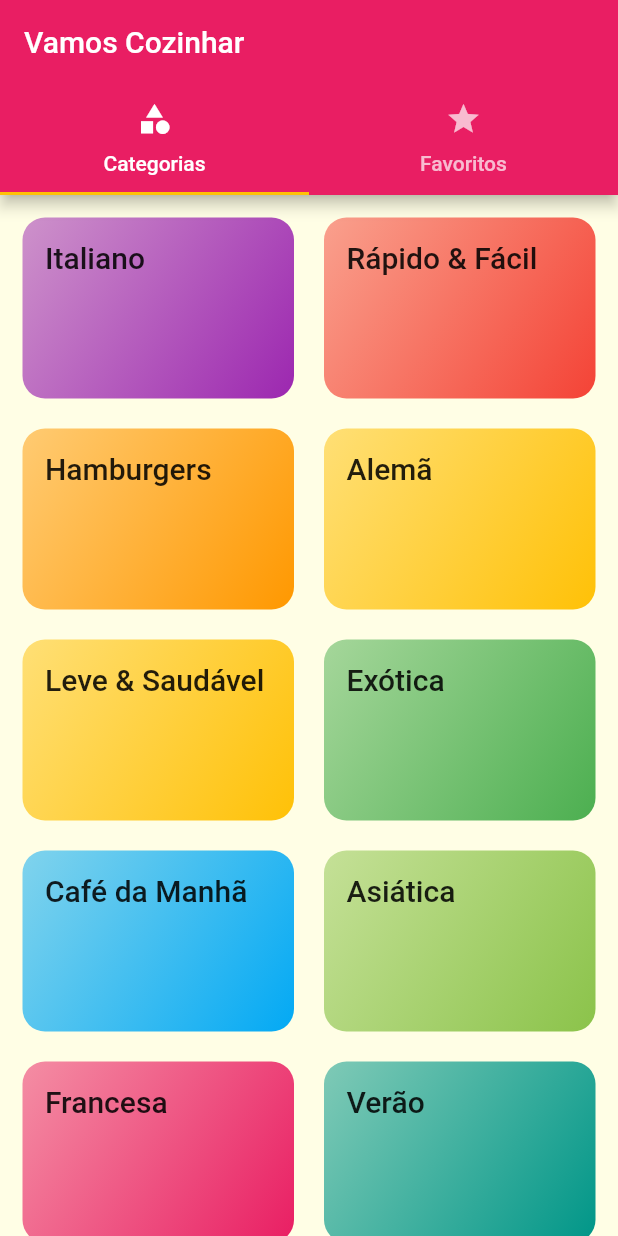
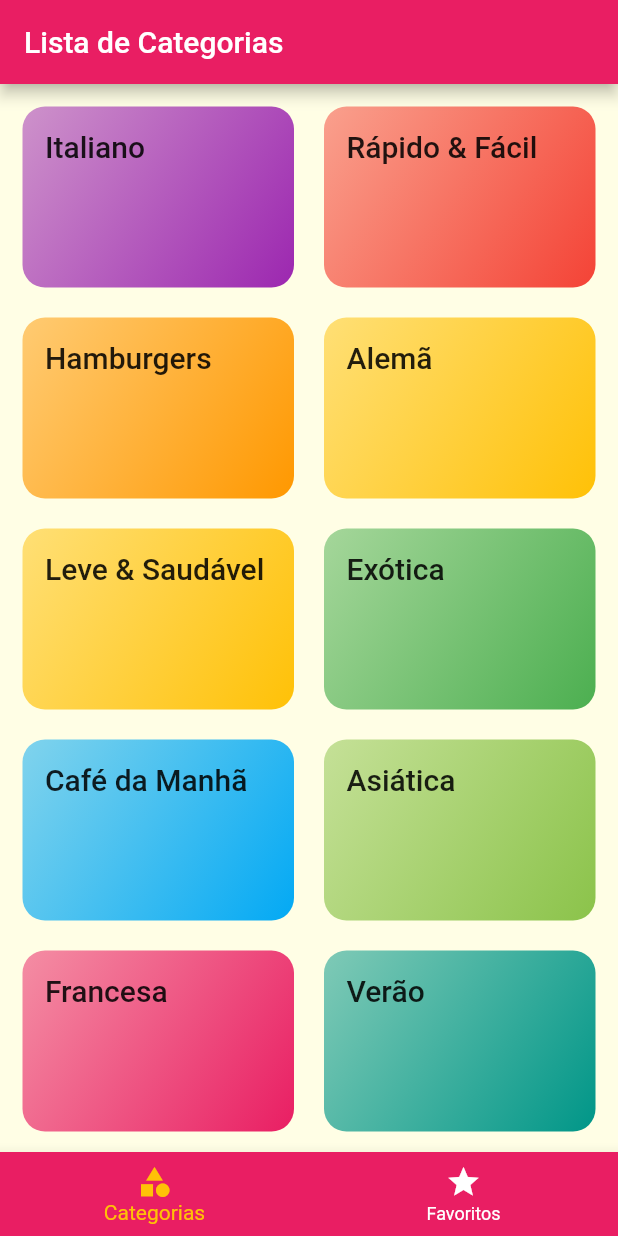
Before and after one commit to ViolaRafael/meals, a Flutter app: the screen it shows after launch, on a phone screen of 412 x 824 dp. Run offline on Flutter 3.47's test engine with Material 2 defaults, Android fonts, the phone set to English and light mode, and no system bars; Roboto replaces fonts that are missing (Raleway, RobotoCondensed).

```diff
--- a/lib/screens/tabs_screen.dart
+++ b/lib/screens/tabs_screen.dart
@@ -2,33 +2,49 @@ import 'package:flutter/material.dart';
 import 'categories_screen.dart';
 import 'favorite_screen.dart';
 
-class TabsScreen extends StatelessWidget {
+class TabsScreen extends StatefulWidget {
+  @override
+  State<TabsScreen> createState() => _TabsScreenState();
+}
+
+class _TabsScreenState extends State<TabsScreen> {
+  int _selectedScreenIndex = 0;
+  final List<Map<String, Object>> _screens = [
+    {'title': 'Lista de Categorias', 'screen': CategoriesScreen()},
+    {'title': 'Meus Favoritos', 'screen': FavoriteScreen()},
+  ];
+
+  _selectScreen(int index) {
+    setState(() {
+      _selectedScreenIndex = index;
+    });
+  }
+
   @override
   Widget build(BuildContext context) {
-    return DefaultTabController(
-      length: 2,
-      child: Scaffold(
-        appBar: AppBar(
-          title: Text('Vamos Cozinhar'),
-          bottom: TabBar(
-            tabs: [
-              Tab(
-                icon: Icon(Icons.category),
-                text: 'Categorias',
-              ),
-              Tab(
-                icon: Icon(Icons.star),
-                text: 'Favoritos',
-              ),
-            ],
+    return Scaffold(
+      appBar: AppBar(
+        title: Text(
+          _screens[_selectedScreenIndex]['title'] as String,
+        ),
+      ),
+      body: _screens[_selectedScreenIndex]['screen'] as Widget,
+      bottomNavigationBar: BottomNavigationBar(
+        onTap: _selectScreen,
+        backgroundColor: Theme.of(context).colorScheme.primary,
+        unselectedItemColor: Colors.white,
+        selectedItemColor: Theme.of(context).colorScheme.secondary,
+        currentIndex: _selectedScreenIndex,
+        items: [
+          BottomNavigationBarItem(
+            icon: Icon(Icons.category),
+            label: 'Categorias',
           ),
-        ),
-        body: TabBarView(
-          children: [
-            CategoriesScreen(),
-            FavoriteScreen(),
-          ],
-        ),
+          BottomNavigationBarItem(
+            icon: Icon(Icons.star),
+            label: 'Favoritos',
+          ),
+        ],
       ),
     );
   }
```
